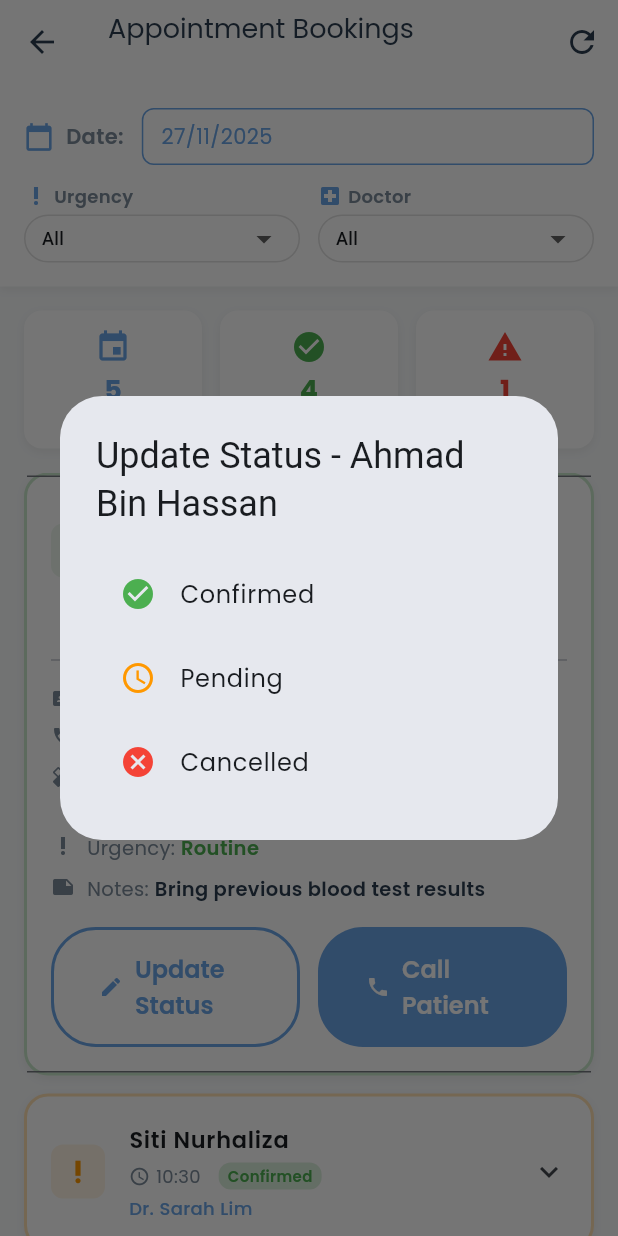
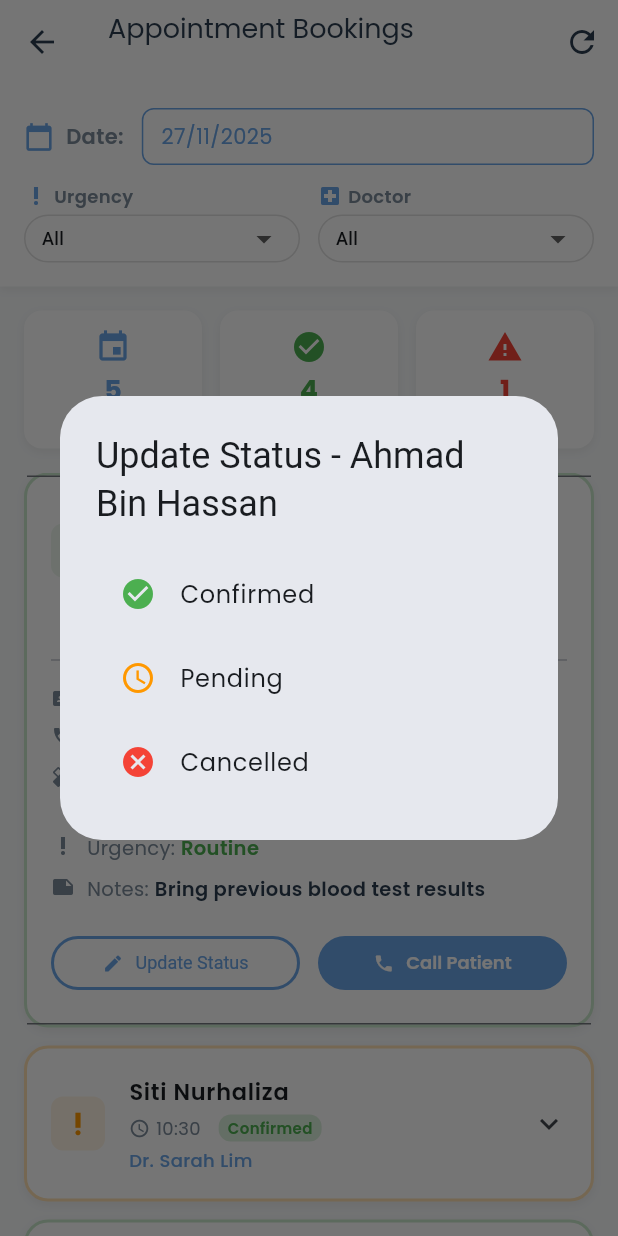
Before and after one commit to jocelyngan2005/mediflow, a Flutter app: the StaffAppointmentBookingsScreen screen opened directly with empty values, after a tap on "Ahmad Bin Hassan", after a tap on "Update Status", on a phone screen of 412 x 824 dp. Run offline on Flutter 3.47's test engine with Material 3 defaults, Android fonts, the phone set to English and light mode, and no system bars; our stand-ins replace google_fonts.

Commit message:
minor staff ui update

```diff
--- a/lib/screens/login_screen.dart
+++ b/lib/screens/login_screen.dart
@@ -194,7 +194,7 @@ class _LoginScreenState extends State<LoginScreen> {
         children: [
           Text(
             "Don't have an account? ",
-            style: Theme.of(context).textTheme.bodyMedium,
+            style: Theme.of(context).textTheme.bodySmall,
           ),
           GestureDetector(
             onTap: () {
@@ -204,7 +204,7 @@ class _LoginScreenState extends State<LoginScreen> {
             },
             child: Text(
               'Sign Up here',
-              style: Theme.of(context).textTheme.bodyMedium?.copyWith(
+              style: Theme.of(context).textTheme.bodySmall?.copyWith(
                 color: AppTheme.primaryBlue,
                 fontWeight: FontWeight.bold,
               ),
--- a/lib/screens/staff_appointment_bookings_screen.dart
+++ b/lib/screens/staff_appointment_bookings_screen.dart
@@ -624,10 +624,13 @@ class _StaffAppointmentBookingsScreenState extends State<StaffAppointmentBooking
                   onPressed: () {
                     _showEditStatusDialog(appointment);
                   },
-                  icon: const Icon(Icons.edit, size: 16),
-                  label: const Text('Update Status'),
+                  icon: const Icon(Icons.edit, size: 14),
+                  label: const Text('Update Status', style: TextStyle(fontSize: 12)),
                   style: OutlinedButton.styleFrom(
                     foregroundColor: AppTheme.primaryBlue,
+                    padding: const EdgeInsets.symmetric(horizontal: 8, vertical: 6),
+                    minimumSize: const Size(0, 36),
+                    textStyle: const TextStyle(fontSize: 12),
                   ),
                 ),
               ),
@@ -642,11 +645,13 @@ class _StaffAppointmentBookingsScreenState extends State<StaffAppointmentBooking
                       ),
                     );
                   },
-                  icon: const Icon(Icons.phone, size: 16),
-                  label: const Text('Call Patient'),
+                  icon: const Icon(Icons.phone, size: 14),
+                  label: const Text('Call Patient', style: TextStyle(fontSize: 12)),
                   style: ElevatedButton.styleFrom(
                     backgroundColor: AppTheme.primaryBlue,
                     foregroundColor: Colors.white,
+                    padding: const EdgeInsets.symmetric(horizontal: 8, vertical: 6),
+                    minimumSize: const Size(0, 36),
                   ),
                 ),
               ),
```
